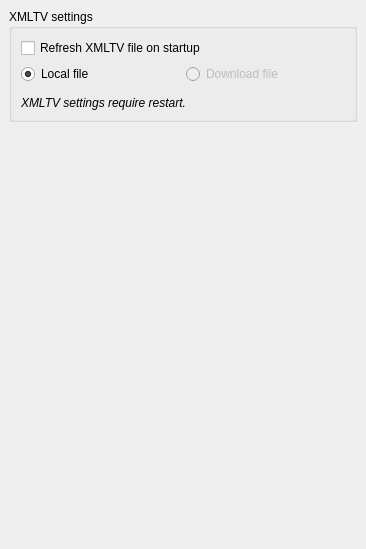
Old version of the form src/widgets/settings/SettingsSchedule.ui in the repository ntadej/tano.
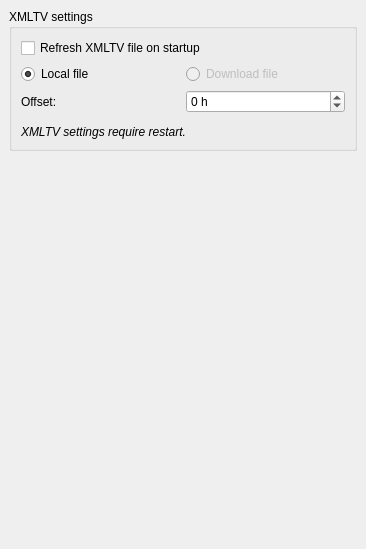
New version of the form. Icons and pictures are not drawn. Custom widgets are drawn as their Qt base class.

Commit message: [xmltv] Add offset setting

```diff
--- a/src/widgets/settings/SettingsSchedule.ui
+++ b/src/widgets/settings/SettingsSchedule.ui
@@ -62,6 +62,13 @@
             </property>
            </widget>
           </item>
+          <item row="4" column="0" colspan="2">
+           <widget class="QLabel" name="label">
+            <property name="text">
+             <string>&lt;i&gt;XMLTV settings require restart.&lt;/i&gt;</string>
+            </property>
+           </widget>
+          </item>
           <item row="0" column="0" colspan="2">
            <widget class="QCheckBox" name="checkRefresh">
             <property name="text">
@@ -73,11 +80,7 @@
            <widget class="BrowseWidget" name="location" native="true"/>
           </item>
           <item row="3" column="0" colspan="2">
-           <widget class="QLabel" name="label">
-            <property name="text">
-             <string>&lt;i&gt;XMLTV settings require restart.&lt;/i&gt;</string>
-            </property>
-           </widget>
+           <widget class="BrowseWidget" name="location" native="true"/>
           </item>
           <item row="1" column="1">
            <widget class="QRadioButton" name="radioNetwork">
@@ -92,6 +95,26 @@
             </property>
            </widget>
           </item>
+          <item row="2" column="1">
+           <widget class="QSpinBox" name="spinOffset">
+            <property name="suffix">
+             <string> h</string>
+            </property>
+            <property name="minimum">
+             <number>-12</number>
+            </property>
+            <property name="maximum">
+             <number>12</number>
+            </property>
+           </widget>
+          </item>
+          <item row="2" column="0">
+           <widget class="QLabel" name="label_2">
+            <property name="text">
+             <string>Offset:</string>
+            </property>
+           </widget>
+          </item>
          </layout>
         </widget>
        </item>
```
Left out of the diff: 6 changed lines with no effect on the pictures. The commit also changes 8 other files.
